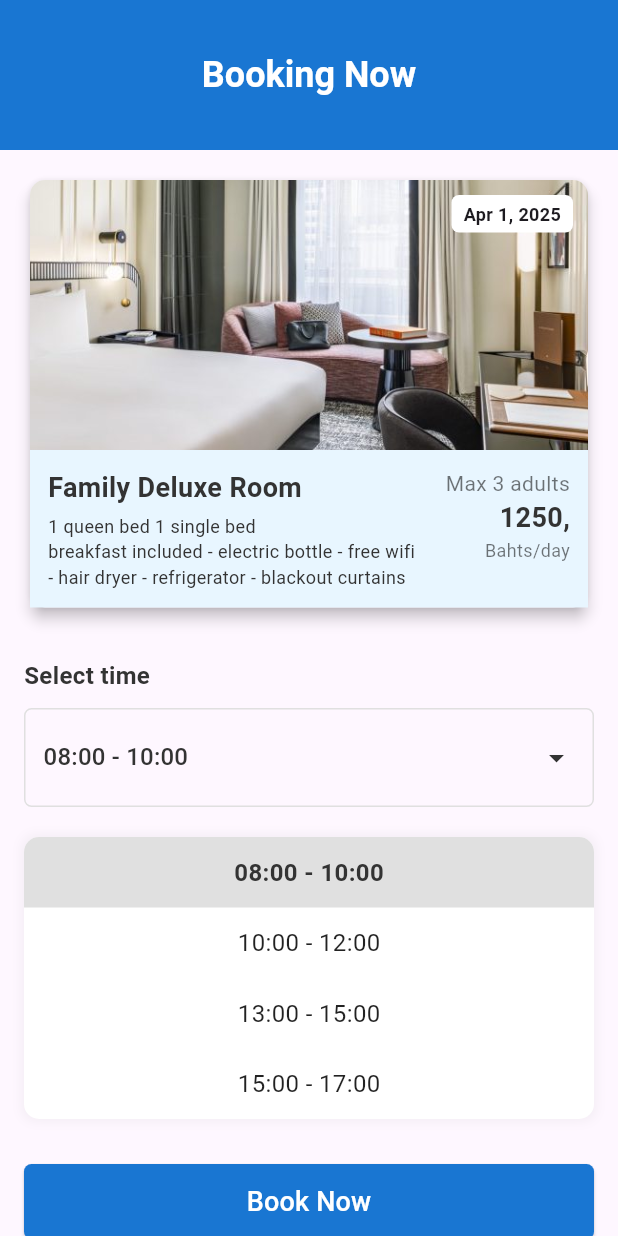
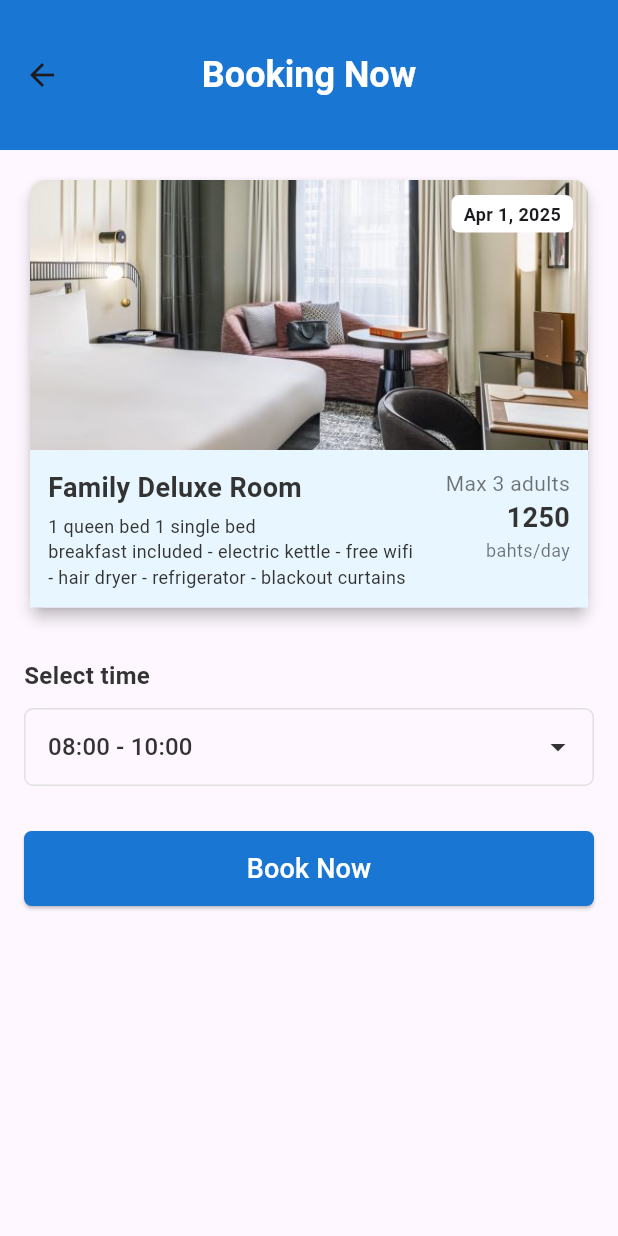
Before and after one commit to Hanny2025/flutter_application, a Flutter app: the Browse screen opened by its route, after a tap on "Book", on a phone screen of 412 x 824 dp. Run offline on Flutter 3.47's test engine with Material 3 defaults, Android fonts, the phone set to English and light mode, and no system bars.

Commit message:
student login/browse

```diff
--- /dev/null
+++ b/lib/app_routes.dart
@@ -0,0 +1,7 @@
+class AppRoutes {
+  static const home = '/home';
+  static const requested = '/requested';
+  static const check = '/check';
+  static const history = '/history';
+  static const profile = '/profile';
+}
--- a/lib/bookrequest.dart
+++ b/lib/bookrequest.dart
@@ -1,20 +1,18 @@
 import 'package:flutter/material.dart';
 import 'package:flutter_application/check.dart';
 
-// --- Constants (กำหนดสีหลัก) ---
+/// ====== THEME / COLORS ======
 const Color primaryBlue = Color(0xFF1976D2);
 const Color darkGrey = Color(0xFF333333);
-const Color selectedTimeSlotColor = Color(
-  0xFFE0E0E0,
-); // สีเทาอ่อนสำหรับช่องเวลาที่เลือก
+const Color selectedTimeSlotColor = Color(0xFFE0E0E0);
 
-// --- Model สำหรับ Time Slot ---
+/// ====== MODEL ======
 class RoomTimeSlot {
   final String time;
   const RoomTimeSlot(this.time);
 }
 
-// --- Main Screen Class (Bookrequest) ---
+/// ====== PAGE: Booking Now ======
 class Bookrequest extends StatefulWidget {
   const Bookrequest({super.key});
 
@@ -23,154 +21,120 @@ class Bookrequest extends StatefulWidget {
 }
 
 class _BookrequestState extends State<Bookrequest> {
-  // สถานะสำหรับ Bottom Navigation Bar และ Time Slot
+  /// index เริ่มต้น (08:00 - 10:00)
+  int? _selectedTimeIndex = 0;
 
-  int? _selectedTimeIndex = 0; // ช่องเวลา 08:00 - 10:00 ถูกเลือกตามภาพ
+  /// ค่าเวลา (ข้อความ) ที่เลือกไว้สำหรับ dropdown
+  String? _selectedTime;
 
-  final List<RoomTimeSlot> timeSlots = [
-    const RoomTimeSlot('08:00 - 10:00'),
-    const RoomTimeSlot('10:00 - 12:00'),
-    const RoomTimeSlot('13:00 - 15:00'),
-    const RoomTimeSlot('15:00 - 17:00'),
+  final List<RoomTimeSlot> timeSlots = const [
+    RoomTimeSlot('08:00 - 10:00'),
+    RoomTimeSlot('10:00 - 12:00'),
+    RoomTimeSlot('13:00 - 15:00'),
+    RoomTimeSlot('15:00 - 17:00'),
   ];
 
-  // เมื่อเลือก Time Slot
-  void _onTimeSlotTapped(int index) {
-    setState(() {
-      _selectedTimeIndex = index;
-    });
+  @override
+  void initState() {
+    super.initState();
+    _selectedTime = timeSlots[_selectedTimeIndex!].time;
   }
 
-  // <<< (แก้ไข _onTimeSlotTapped สำหรับ Dropdown ที่รับ int? ได้)
-  // (DropdownButton's onChanged passes an int?)
-  void _onDropdownChanged(int? newIndex) {
-    if (newIndex != null) {
-      setState(() {
-        _selectedTimeIndex = newIndex;
-      });
-    }
+  void _onDropdownChanged(String? newValue) {
+    if (newValue == null) return;
+    final i = timeSlots.indexWhere((t) => t.time == newValue);
+    setState(() {
+      _selectedTime = newValue;
+      _selectedTimeIndex = i >= 0 ? i : 0;
+    });
   }
 
   @override
   Widget build(BuildContext context) {
     return Scaffold(
-      // 2. เพิ่ม AppBar ของตัวเอง
+      // แนะนำให้หน้านี้ **ไม่ใส่** BottomNavigationBar
+      // เพื่อกันสับสนว่าเป็นแท็บหลัก (Requested ให้เข้ามาจากปุ่ม Book)
       appBar: AppBar(
-        automaticallyImplyLeading: false,
+        automaticallyImplyLeading: true, // มีปุ่ม back
         toolbarHeight: 100,
         backgroundColor: primaryBlue,
         centerTitle: true,
         title: const Text(
-          'Booking Now', // นี่คือหัวข้อของหน้า Home
+          'Booking Now',
           style: TextStyle(
-            color: Colors.white,
-            fontSize: 24,
-            fontWeight: FontWeight.bold,
-          ),
+            color: Colors.white, fontSize: 24, fontWeight: FontWeight.bold),
         ),
       ),
-      // ✅ Body: เนื้อหาหลัก
+
       body: SingleChildScrollView(
         padding: const EdgeInsets.all(16.0),
         child: Column(
           crossAxisAlignment: CrossAxisAlignment.stretch,
           children: [
-            // Card รายละเอียดห้อง (Family Deluxe Room)
             const BookingRoomCard(
               imageUrl: 'assets/imgs/room3.jpg',
               roomName: 'Family Deluxe Room',
               roomDetails:
-                  '1 queen bed 1 single bed\nbreakfast included - electric bottle - free wifi\n- hair dryer - refrigerator - blackout curtains',
+                  '1 queen bed 1 single bed\n'
+                  'breakfast included - electric kettle - free wifi\n'
+                  '- hair dryer - refrigerator - blackout curtains',
               maxAdult: 3,
               pricePerDay: 1250,
               dateText: 'Apr 1, 2025',
             ),
-
             const SizedBox(height: 30),
 
-            // ส่วนหัวข้อ Select time
             const Text(
               'Select time',
               style: TextStyle(
-                fontSize: 16,
-                fontWeight: FontWeight.bold,
-                color: darkGrey,
-              ),
+                fontSize: 16, fontWeight: FontWeight.bold, color: darkGrey),
             ),
             const SizedBox(height: 10),
 
-            // Dropdown (จำลอง)
-            Container(
-              padding: const EdgeInsets.symmetric(horizontal: 12, vertical: 8),
-              decoration: BoxDecoration(
-                border: Border.all(color: Colors.grey.shade300),
-                borderRadius: BorderRadius.circular(5),
+            // ===== Dropdown เวลา =====
+            DropdownButtonFormField<String>(
+              value: _selectedTime,
+              decoration: InputDecoration(
+                contentPadding:
+                    const EdgeInsets.symmetric(horizontal: 12, vertical: 14),
+                border: OutlineInputBorder(
+                  borderRadius: BorderRadius.circular(6),
+                ),
+                enabledBorder: OutlineInputBorder(
+                  borderRadius: BorderRadius.circular(6),
+                  borderSide: BorderSide(color: Colors.grey.shade300),
+                ),
               ),
-              child: DropdownButton<int>(
-                // ค่าที่เลือกอยู่ (คือ index)
-                value: _selectedTimeIndex,
-
-                // ทำให้ลูกศรอยู่ขวาสุด
-                isExpanded: true,
-
-                // เอาเส้นใต้สีเทาๆ ออก
-                underline: const SizedBox(),
-
-                // Icon (เหมือนเดิม)
-                icon: const Icon(Icons.arrow_drop_down, color: darkGrey),
-
-                // ฟังก์ชันที่ทำงานเมื่อเลือก item ใหม่
-                onChanged: _onDropdownChanged,
-                // สร้างรายการ Dropdown จาก List 'timeSlots'
-                items: List.generate(timeSlots.length, (index) {
-                  return DropdownMenuItem<int>(
-                    value: index, // ค่าของ item นี้คือ index
-                    child: Text(
-                      timeSlots[index].time, // ข้อความที่แสดงคือเวลา
-                      style: const TextStyle(color: darkGrey),
-                    ),
-                  );
-                }).toList(),
-              ),
-            ),
-            const SizedBox(height: 20),
-
-            // รายการเลือกช่วงเวลา (Time Slot Selector)
-            TimeSlotSelector(
-              timeSlots: timeSlots,
-              selectedIndex: _selectedTimeIndex,
-              onTimeSlotTapped: _onTimeSlotTapped,
+              isExpanded: true,
+              icon: const Icon(Icons.arrow_drop_down, color: darkGrey),
+              items: timeSlots
+                  .map((t) => DropdownMenuItem<String>(
+                        value: t.time,
+                        child: Text(t.time,
+                            style: const TextStyle(color: darkGrey)),
+                      ))
+                  .toList(),
+              onChanged: _onDropdownChanged,
             ),
 
             const SizedBox(height: 30),
 
-            // ปุ่ม Book Now
+            // ===== ปุ่มจอง =====
             SizedBox(
               height: 50,
               child: ElevatedButton(
-                // <<< 2. เพิ่ม 'async' ตรงนี้
                 onPressed: () async {
-                  // 1. แสดงข้อความ (เหมือนเดิม)
                   ScaffoldMessenger.of(context).showSnackBar(
-                    const SnackBar(content: Text('Booking request sent!')),
+                    SnackBar(content: Text('Booking $_selectedTime ...')),
                   );
 
-                  // <<< 3. รอ 1 วินาที (เพื่อให้คนอ่านข้อความทัน)
                   await Future.delayed(const Duration(seconds: 1));
+                  if (!mounted) return;
 
-                  // <<< 4. ไปหน้าใหม่ (เช่น หน้า History)
-                  // (ต้องเช็ค 'mounted' ก่อนเสมอหลัง await)
-                  if (mounted) {
-                    Navigator.pushReplacement(
-                      // (หรือ Navigator.push)
-                      // ignore: use_build_context_synchronously
-                      context,
-                      MaterialPageRoute(
-                        // <<< 5. ใส่ชื่อคลาสของหน้าใหม่ตรงนี้
-                        builder: (context) => const Check(),
-                      ),
-                    );
-                  }
+                  Navigator.pushReplacement(
+                    context,
+                    MaterialPageRoute(builder: (_) => const Check()),
+                  );
                 },
                 style: ElevatedButton.styleFrom(
                   backgroundColor: primaryBlue,
@@ -190,16 +154,13 @@ class _BookrequestState extends State<Bookrequest> {
   }
 }
 
-// ====================================================================
-// WIDGETS ย่อย: Card รายละเอียดห้อง (เหมือนกับภาพ Booking Now)
-// ====================================================================
-
+/// ====== ROOM CARD (รูป + รายละเอียด + ราคา/คนสูงสุด + ป้ายวันที่) ======
 class BookingRoomCard extends StatelessWidget {
   final String imageUrl;
   final String roomName;
   final String roomDetails;
   final int maxAdult;
-  final int pricePerDay;
+  final int pricePerDay; // ใช้ int และไม่เรียก toStringAsFixed
   final String dateText;
 
   const BookingRoomCard({
@@ -222,7 +183,7 @@ class BookingRoomCard extends StatelessWidget {
           Column(
             crossAxisAlignment: CrossAxisAlignment.start,
             children: [
-              // รูปภาพ
+              // รูปภาพ (กันรูปหายด้วย errorBuilder)
               ClipRRect(
                 borderRadius: const BorderRadius.only(
                   topLeft: Radius.circular(10),
@@ -233,6 +194,13 @@ class BookingRoomCard extends StatelessWidget {
                   height: 180,
                   width: double.infinity,
                   fit: BoxFit.cover,
+                  errorBuilder: (context, error, stack) => Container(
+                    height: 180,
+                    color: Colors.grey.shade300,
+                    alignment: Alignment.center,
+                    child: const Text('Image not found',
+                        style: TextStyle(color: Colors.black54)),
+                  ),
                 ),
               ),
 
@@ -243,54 +211,46 @@ class BookingRoomCard extends StatelessWidget {
                 child: Row(
                   crossAxisAlignment: CrossAxisAlignment.start,
                   children: [
-                    // รายละเอียดห้อง (ซ้าย)
+                    // ซ้าย: ชื่อ+รายละเอียด
                     Expanded(
                       child: Column(
                         crossAxisAlignment: CrossAxisAlignment.start,
                         children: [
-                          Text(
-                            roomName,
-                            style: const TextStyle(
-                              fontSize: 18,
-                              fontWeight: FontWeight.bold,
-                              color: darkGrey,
-                            ),
-                          ),
+                          Text(roomName,
+                              style: const TextStyle(
+                                fontSize: 18,
+                                fontWeight: FontWeight.bold,
+                                color: darkGrey,
+                              )),
                           const SizedBox(height: 4),
-                          Text(
-                            roomDetails,
-                            style: const TextStyle(
-                              fontSize: 12,
-                              color: darkGrey,
-                            ),
-                          ),
+                          Text(roomDetails,
+                              style: const TextStyle(
+                                fontSize: 12,
+                                color: darkGrey,
+                              )),
                         ],
                       ),
                     ),
 
-                    // รายละเอียดราคา (ขวา)
+                    // ขวา: Max adults + ราคา
                     Column(
                       crossAxisAlignment: CrossAxisAlignment.end,
                       children: [
+                        Text('Max $maxAdult adults',
+                            style: const TextStyle(
+                              fontSize: 14, color: Colors.black54)),
                         Text(
-                          'Max $maxAdult adults',
-                          style: const TextStyle(
-                            fontSize: 14,
-                            color: Colors.black54,
-                          ),
-                        ),
-                        Text(
-                          '${pricePerDay.toStringAsFixed(0)},',
+                          // ถ้าอยากมี comma ให้ใช้ intl แทน
+                          '$pricePerDay',
                           style: const TextStyle(
                             fontSize: 18,
                             fontWeight: FontWeight.bold,
                             color: darkGrey,
                           ),
                         ),
-                        const Text(
-                          'Bahts/day',
-                          style: TextStyle(fontSize: 12, color: Colors.black54),
-                        ),
+                        const Text('bahts/day',
+                            style:
+                                TextStyle(fontSize: 12, color: Colors.black54)),
                       ],
                     ),
                   ],
@@ -299,12 +259,13 @@ class BookingRoomCard extends StatelessWidget {
             ],
           ),
 
-          // วันที่ (วางทับบนรูปภาพ)
+          // ป้ายวันที่ซ้อนมุมขวาบน
           Positioned(
             top: 10,
             right: 10,
             child: Container(
-              padding: const EdgeInsets.symmetric(horizontal: 8, vertical: 4),
+              padding:
+                  const EdgeInsets.symmetric(horizontal: 8, vertical: 4),
               decoration: BoxDecoration(
                 color: Colors.white,
                 borderRadius: BorderRadius.circular(5),
@@ -312,9 +273,7 @@ class BookingRoomCard extends StatelessWidget {
               child: Text(
                 dateText,
                 style: const TextStyle(
-                  fontSize: 12,
-                  fontWeight: FontWeight.bold,
-                ),
+                  fontSize: 12, fontWeight: FontWeight.bold),
               ),
             ),
           ),
@@ -323,70 +282,3 @@ class BookingRoomCard extends StatelessWidget {
     );
   }
 }
-
-// ====================================================================
-// WIDGETS ย่อย: รายการเลือกช่วงเวลา (Time Slot Selector)
-// ====================================================================
-
-class TimeSlotSelector extends StatelessWidget {
-  final List<RoomTimeSlot> timeSlots;
-  final int? selectedIndex;
-  final Function(int) onTimeSlotTapped;
-
-  const TimeSlotSelector({
-    super.key,
-    required this.timeSlots,
-    required this.selectedIndex,
-    required this.onTimeSlotTapped,
-  });
-
-  @override
-  Widget build(BuildContext context) {
-    return Container(
-      decoration: BoxDecoration(
-        color: Colors.white,
-        borderRadius: BorderRadius.circular(10),
-        boxShadow: [
-          BoxShadow(
-            // ignore: deprecated_member_use
-            color: Colors.grey.withOpacity(0.1),
-            spreadRadius: 2,
-            blurRadius: 5,
-          ),
-        ],
-      ),
-      child: Column(
-        children: List.generate(timeSlots.length, (index) {
-          final isSelected = index == selectedIndex;
-          return InkWell(
-            onTap: () => onTimeSlotTapped(index),
-            child: Container(
-              width: double.infinity,
-              padding: const EdgeInsets.symmetric(vertical: 12),
-              decoration: BoxDecoration(
-                color: isSelected ? selectedTimeSlotColor : Colors.transparent,
-                borderRadius: index == 0
-                    ? const BorderRadius.vertical(top: Radius.circular(10))
-                    : index == timeSlots.length - 1
-                    ? const BorderRadius.vertical(bottom: Radius.circular(10))
-                    : BorderRadius.zero,
-              ),
-              child: Center(
-                child: Text(
-                  timeSlots[index].time,
-                  style: TextStyle(
-                    fontSize: 16,
-                    fontWeight: isSelected
-                        ? FontWeight.bold
-                        : FontWeight.normal,
-                    color: isSelected ? darkGrey : Colors.black87,
-                  ),
-                ),
-              ),
-            ),
-          );
-        }),
-      ),
-    );
-  }
-}
--- a/lib/browse.dart
+++ b/lib/browse.dart
@@ -291,53 +291,37 @@ class Browse extends StatefulWidget {
 }
 
 class _BrowseState extends State<Browse> {
-  // สถานะสำหรับ Bottom Navigation Bar
   int _selectedIndex = 0;
 
-  // รายการ Widget ที่จะแสดงในแต่ละ Tab
-  // ให้แทนที่ Placeholder ด้วยคลาสหน้าจอจริงของคุณ
+  // ✅ ให้มีเท่ากับจำนวนแท็บด้านล่าง และเรียงลำดับให้ตรงกัน
   static final List<Widget> _widgetOptions = <Widget>[
-    const HomeScreenContent(), // 0. Home/Browse Content
-    const Bookrequest(), // 1. Requested (Bookrequest)
-    const Check(), // 2. Check (Check Status)
-    const History(), // 3. History
-    const Profile(), // 4. User/Profile
+    const HomeScreenContent(), // 0. Home
+    const Check(),             // 1. Check
+    const History(),           // 2. History
+    const Profile(),           // 3. User
   ];
 
-  // อัปเดต Index เมื่อแตะ Icon
   void _onItemTapped(int index) {
-    setState(() {
-      _selectedIndex = index;
-    });
+    setState(() => _selectedIndex = index);
   }
 
   @override
   Widget build(BuildContext context) {
     return Scaffold(
-      // 2. Body: ใช้ IndexedStack เพื่อแสดงเฉพาะ Widget ที่ถูกเลือก
       body: IndexedStack(index: _selectedIndex, children: _widgetOptions),
 
-      // 3. BottomNavigationBar (เชื่อมต่อกับ _onItemTapped)
       bottomNavigationBar: BottomNavigationBar(
         items: const <BottomNavigationBarItem>[
           BottomNavigationBarItem(icon: Icon(Icons.home), label: 'Home'),
-          BottomNavigationBarItem(
-            icon: Icon(Icons.request_page),
-            label: 'Requested',
-          ),
-          BottomNavigationBarItem(
-            icon: Icon(Icons.check_circle_outline),
-            label: 'Check',
-          ),
+          BottomNavigationBarItem(icon: Icon(Icons.check_circle_outline), label: 'Check'),
           BottomNavigationBarItem(icon: Icon(Icons.history), label: 'History'),
           BottomNavigationBarItem(icon: Icon(Icons.person), label: 'User'),
         ],
         currentIndex: _selectedIndex,
         selectedItemColor: primaryBlue,
-        unselectedItemColor: Colors.grey[600],
+        unselectedItemColor: Colors.grey,
         type: BottomNavigationBarType.fixed,
-        onTap:
-            _onItemTapped, // นี่คือส่วนที่ทำให้ Icon เชื่อมต่อ (เปลี่ยน Index)
+        onTap: _onItemTapped,
       ),
     );
   }
```
Also changed, not shown: lib/BottomNav.dart (+9 -12 lines), lib/main.dart (+9 -13 lines), pubspec.lock.
